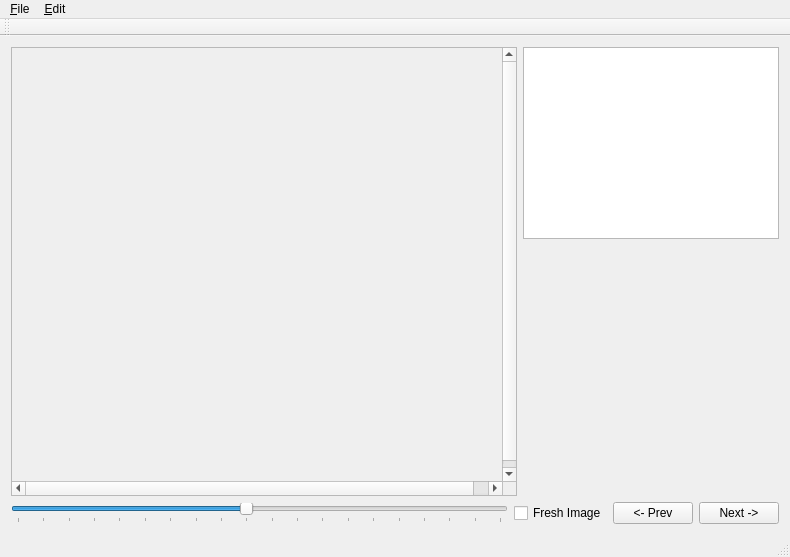
First picture: the form in mainwindow.ui, repository oliver-batchelor/annotate_segmentation, before the edit.
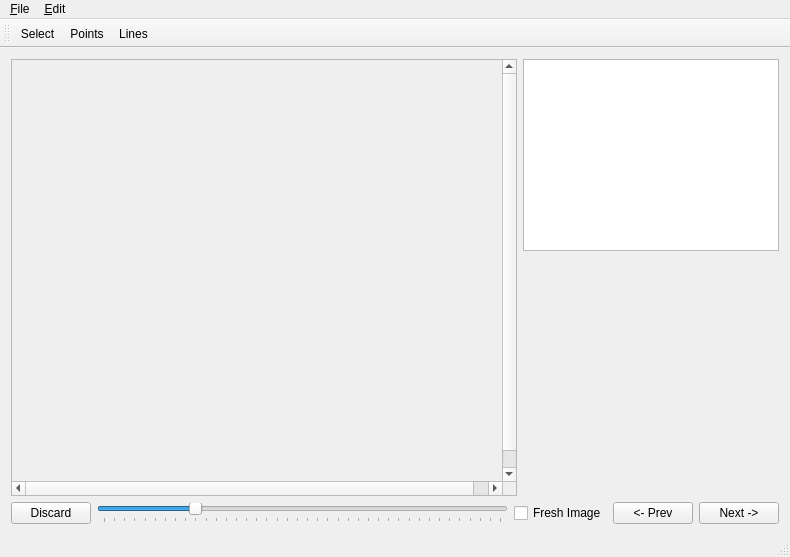
Second picture: the form after the edit.

Diff of the .ui file:
```diff
--- a/mainwindow.ui
+++ b/mainwindow.ui
@@ -71,13 +71,20 @@
     </item>
     <item>
      <layout class="QHBoxLayout" name="horizontalLayout">
+      <item>
+       <widget class="QPushButton" name="discard">
+        <property name="text">
+         <string>Discard</string>
+        </property>
+       </widget>
+      </item>
       <item>
        <widget class="QSlider" name="scaleSlider">
         <property name="minimum">
          <number>10</number>
         </property>
         <property name="maximum">
-         <number>200</number>
+         <number>400</number>
         </property>
         <property name="value">
          <number>100</number>
@@ -161,6 +168,9 @@
    <attribute name="toolBarBreak">
     <bool>false</bool>
    </attribute>
+   <addaction name="actionSelect"/>
+   <addaction name="actionPoints"/>
+   <addaction name="actionLines"/>
   </widget>
   <widget class="QStatusBar" name="statusBar"/>
   <action name="action_Next">
@@ -244,6 +254,30 @@
     <enum>QAction::ApplicationSpecificRole</enum>
    </property>
   </action>
+  <action name="actionSelect">
+   <property name="checkable">
+    <bool>true</bool>
+   </property>
+   <property name="text">
+    <string>Select</string>
+   </property>
+  </action>
+  <action name="actionPoints">
+   <property name="checkable">
+    <bool>true</bool>
+   </property>
+   <property name="text">
+    <string>Points</string>
+   </property>
+  </action>
+  <action name="actionLines">
+   <property name="checkable">
+    <bool>true</bool>
+   </property>
+   <property name="text">
+    <string>Lines</string>
+   </property>
+  </action>
  </widget>
  <layoutdefault spacing="6" margin="11"/>
  <resources/>
```
